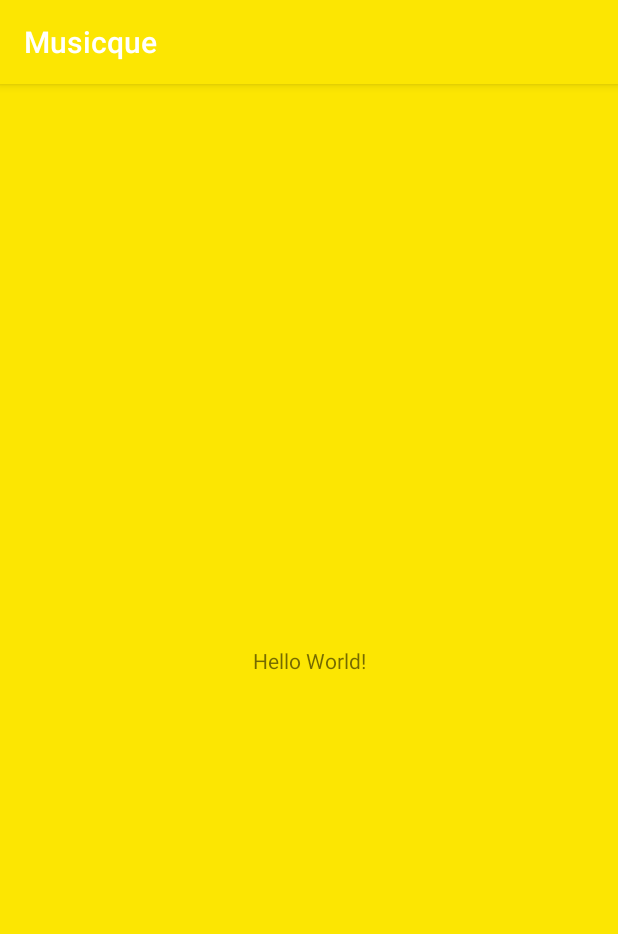
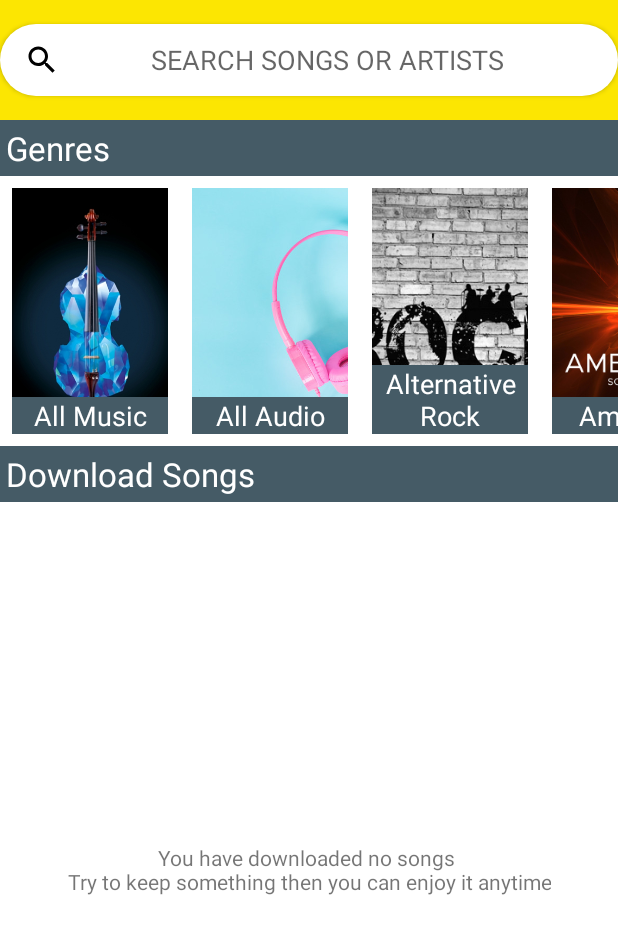
Before and after one commit to awesome-academy/Music_67, an Android app: the screen it shows after launch (MainActivity before the commit, HomeActivity after it), on a phone screen of 412 x 824 dp. Shown: the top 934 px of the screen. Run offline under Robolectric (Android 15) with nearby library versions, the phone set to English and light mode, and no system bars; pictures from the network do not load.

Commit message:
home ui and get genres data

```diff
--- a/app/build.gradle
+++ b/app/build.gradle
@@ -31,4 +31,7 @@ dependencies {
     testImplementation 'junit:junit:4.12'
     androidTestImplementation 'com.android.support.test:runner:1.0.2'
     androidTestImplementation 'com.android.support.test.espresso:espresso-core:3.0.2'
+    implementation 'com.android.support:recyclerview-v7:28.0.0'
+    implementation 'com.github.bumptech.glide:glide:4.9.0'
+    annotationProcessor 'com.github.bumptech.glide:compiler:4.9.0'
 }
--- a/app/src/main/AndroidManifest.xml
+++ b/app/src/main/AndroidManifest.xml
@@ -13,13 +13,16 @@
         android:roundIcon="@mipmap/ic_launcher_round"
         android:supportsRtl="true"
         android:theme="@style/SplashScreen">
-        <activity android:name=".MainActivity">
+        <activity
+            android:name=".ui.home.HomeActivity"
+            android:theme="@style/NoActionBar">
             <intent-filter>
                 <action android:name="android.intent.action.MAIN" />
 
                 <category android:name="android.intent.category.LAUNCHER" />
             </intent-filter>
         </activity>
+        <activity android:name=".MainActivity"/>
     </application>
 
 </manifest>
--- /dev/null
+++ b/app/src/main/java/com/example/music_67/ui/home/GenreAdapter.kt
@@ -0,0 +1,41 @@
+package com.example.music_67.ui.home
+
+import android.content.Context
+import android.support.v7.widget.RecyclerView
+import android.view.LayoutInflater
+import android.view.View
+import android.view.ViewGroup
+import com.bumptech.glide.Glide
+import com.example.music_67.R
+import com.example.music_67.data.model.Genre
+import kotlinx.android.synthetic.main.item_genre.view.*
+
+class GenreAdapter(val context: Context, private val genres: ArrayList<Genre>)
+	: RecyclerView.Adapter<GenreAdapter.ViewHolder>() {
+	override fun onCreateViewHolder(viewGroup: ViewGroup, viewType: Int): ViewHolder {
+		val view = LayoutInflater.from(context)
+				.inflate(R.layout.item_genre, viewGroup, false)
+		return ViewHolder(context, view)
+	}
+
+	override fun getItemCount(): Int {
+		return genres.size
+	}
+
+	override fun onBindViewHolder(viewHolder: ViewHolder, position: Int) {
+		val item = genres[position]
+		viewHolder.bindView(item)
+	}
+
+	class ViewHolder(val context: Context, genreView: View) : RecyclerView.ViewHolder(genreView) {
+		private val imageGenre = genreView.imageGenre
+		private val nameGenre = genreView.textNameGenre
+		fun bindView(genre: Genre) {
+			Glide.with(context)
+					.asBitmap()
+					.load(genre.imageId)
+					.into(imageGenre)
+			nameGenre.text = genre.name
+		}
+	}
+}
--- /dev/null
+++ b/app/src/main/java/com/example/music_67/ui/home/HomeActivity.kt
@@ -0,0 +1,50 @@
+package com.example.music_67.ui.home
+
+import android.support.v7.widget.DefaultItemAnimator
+import android.view.View
+import com.example.music_67.R
+import com.example.music_67.base.BaseActivity
+import com.example.music_67.data.model.Genre
+import kotlinx.android.synthetic.main.activity_home.*
+
+class HomeActivity : BaseActivity(), HomeScreenContract.View {
+	private lateinit var homePresenter: HomePresenter
+	private lateinit var genreAdapter: GenreAdapter
+	override fun getContentViewId(): Int = R.layout.activity_home
+	override fun onStart() {
+		super.onStart()
+		homePresenter = HomePresenter(this)
+		genreAdapter = GenreAdapter(this, homePresenter.genres as ArrayList<Genre>)
+		homePresenter.loadGenres()
+		recyclerGenres.apply {
+			adapter = genreAdapter
+			itemAnimator = DefaultItemAnimator()
+		}
+	}
+
+	override fun onTrackClicked(view: View) {
+
+	}
+
+	override fun showMiniPlaying(isTrackPlaying: Boolean, viewId: Int) {
+
+	}
+
+	override fun loadGenresSuccess() {
+		genreAdapter.notifyDataSetChanged()
+	}
+
+	override fun loadGenresFail() {
+
+	}
+
+	override fun loadDownloadedTracksSuccess() {
+
+	}
+
+	override fun loadDownloadedTracksFail() {
+
+	}
+
+	override fun getStringResource(id: Int): String = this.getString(id)
+}
--- /dev/null
+++ b/app/src/main/java/com/example/music_67/ui/home/HomePresenter.kt
@@ -0,0 +1,31 @@
+package com.example.music_67.ui.home
+
+import com.example.music_67.R
+import com.example.music_67.data.model.Genre
+
+class HomePresenter(private val view: HomeScreenContract.View) : HomeScreenContract.Presenter {
+	val genres: List<Genre> = ArrayList()
+	override fun loadGenres() {
+		addGenres()
+		view.loadDownloadedTracksSuccess()
+	}
+
+	override fun loadDownloadedTracks() {
+
+	}
+
+	private fun addGenres() {
+		(genres as ArrayList).add(Genre(view.getStringResource(R.string.title_all_music),
+				R.drawable.all_music_genre))
+		genres.add(Genre(view.getStringResource(R.string.title_all_audio),
+				R.drawable.all_audio_genre))
+		genres.add(Genre(view.getStringResource(R.string.title_alternative_rock),
+				R.drawable.alternative_rock_genre))
+		genres.add(Genre(view.getStringResource(R.string.title_ambient),
+				R.drawable.ambient_genre))
+		genres.add(Genre(view.getStringResource(R.string.title_country),
+				R.drawable.country_genre))
+		genres.add(Genre(view.getStringResource(R.string.title_classical),
+				R.drawable.classical_genre))
+	}
+}
--- a/app/src/main/java/com/example/music_67/ui/home/HomeScreenContract.kt
+++ b/app/src/main/java/com/example/music_67/ui/home/HomeScreenContract.kt
@@ -6,6 +6,7 @@ interface HomeScreenContract {
 		fun loadGenresFail()
 		fun loadDownloadedTracksSuccess()
 		fun loadDownloadedTracksFail()
+		fun getStringResource(id: Int): String
 	}
 
 	interface Presenter {
--- /dev/null
+++ b/app/src/main/res/drawable/bg_rectangle.xml
@@ -0,0 +1,5 @@
+<?xml version="1.0" encoding="utf-8"?>
+<shape xmlns:android="http://schemas.android.com/apk/res/android"
+    android:shape="rectangle">
+    <solid android:color="@color/color_primary" />
+</shape>
--- /dev/null
+++ b/app/src/main/res/drawable/bg_rounded_corner.xml
@@ -0,0 +1,5 @@
+<?xml version="1.0" encoding="utf-8"?>
+<shape xmlns:android="http://schemas.android.com/apk/res/android">
+    <solid android:color="@android:color/white" />
+    <corners android:radius="@dimen/dp_100" />
+</shape>
--- /dev/null
+++ b/app/src/main/res/layout/activity_home.xml
@@ -0,0 +1,87 @@
+<?xml version="1.0" encoding="utf-8"?>
+<android.support.constraint.ConstraintLayout xmlns:android="http://schemas.android.com/apk/res/android"
+    xmlns:app="http://schemas.android.com/apk/res-auto"
+    xmlns:tools="http://schemas.android.com/tools"
+    android:layout_width="match_parent"
+    android:layout_height="match_parent"
+    android:background="@android:color/white"
+    tools:context=".ui.home.HomeActivity">
+
+    <ImageView
+        android:id="@+id/imageView"
+        android:layout_width="0dp"
+        android:layout_height="@dimen/dp_80"
+        app:layout_constraintEnd_toEndOf="parent"
+        app:layout_constraintStart_toStartOf="parent"
+        app:layout_constraintTop_toTopOf="parent"
+        app:srcCompat="@drawable/bg_rectangle" />
+
+    <Button
+        android:id="@+id/button"
+        style="@style/TextAppearance.AppCompat.Medium"
+        android:layout_width="0dp"
+        android:layout_height="wrap_content"
+        android:background="@drawable/bg_rounded_corner"
+        android:drawableStart="@drawable/ic_search"
+        android:drawableLeft="@drawable/ic_search"
+        android:paddingStart="@dimen/dp_16"
+        android:paddingLeft="@dimen/dp_16"
+        android:paddingEnd="@dimen/dp_16"
+        android:text="@string/title_button_search"
+        app:layout_constraintBottom_toBottomOf="@id/imageView"
+        app:layout_constraintEnd_toEndOf="@id/imageView"
+        app:layout_constraintStart_toStartOf="@id/imageView"
+        app:layout_constraintTop_toTopOf="@id/imageView" />
+
+    <TextView
+        android:id="@+id/textGenres"
+        style="@style/TextAppearance.AppCompat.Large"
+        android:layout_width="0dp"
+        android:layout_height="wrap_content"
+        android:background="@color/color_accent"
+        android:gravity="left"
+        android:padding="@dimen/dp_4"
+        android:text="@string/title_genres"
+        android:textColor="@android:color/white"
+        app:layout_constraintEnd_toEndOf="parent"
+        app:layout_constraintStart_toStartOf="parent"
+        app:layout_constraintTop_toBottomOf="@id/imageView" />
+
+    <android.support.v7.widget.RecyclerView
+        android:id="@+id/recyclerGenres"
+        android:layout_width="0dp"
+        android:layout_height="wrap_content"
+        android:orientation="horizontal"
+        app:layoutManager="android.support.v7.widget.LinearLayoutManager"
+        app:layout_constraintEnd_toEndOf="parent"
+        app:layout_constraintHorizontal_bias="0.0"
+        app:layout_constraintStart_toStartOf="parent"
+        app:layout_constraintTop_toBottomOf="@id/textGenres"
+        tools:listitem="@layout/item_genre" />
+
+    <TextView
+        android:id="@+id/textDownload"
+        style="@style/TextAppearance.AppCompat.Large"
+        android:layout_width="0dp"
+        android:layout_height="wrap_content"
+        android:background="@color/color_accent"
+        android:gravity="left"
+        android:padding="@dimen/dp_4"
+        android:text="@string/title_download_songs"
+        android:textColor="@android:color/white"
+        app:layout_constraintEnd_toEndOf="parent"
+        app:layout_constraintStart_toStartOf="parent"
+        app:layout_constraintTop_toBottomOf="@id/recyclerGenres" />
+
+    <TextView
+        android:id="@+id/textEmptyList"
+        android:layout_width="wrap_content"
+        android:layout_height="wrap_content"
+        android:gravity="center"
+        android:text="@string/msg_empty_list"
+        app:layout_constraintBottom_toBottomOf="parent"
+        app:layout_constraintEnd_toEndOf="parent"
+        app:layout_constraintStart_toStartOf="parent"
+        app:layout_constraintTop_toBottomOf="@id/textDownload" />
+
+</android.support.constraint.ConstraintLayout>
--- a/app/src/main/res/layout/activity_main.xml
+++ b/app/src/main/res/layout/activity_main.xml
@@ -1,10 +1,10 @@
 <?xml version="1.0" encoding="utf-8"?>
 <android.support.constraint.ConstraintLayout xmlns:android="http://schemas.android.com/apk/res/android"
     xmlns:app="http://schemas.android.com/apk/res-auto"
-    android:background="@color/color_primary"
     xmlns:tools="http://schemas.android.com/tools"
     android:layout_width="match_parent"
     android:layout_height="match_parent"
+    android:background="@color/color_primary"
     tools:context=".MainActivity">
 
     <TextView
--- /dev/null
+++ b/app/src/main/res/layout/item_genre.xml
@@ -0,0 +1,35 @@
+<?xml version="1.0" encoding="utf-8"?>
+<android.support.constraint.ConstraintLayout xmlns:android="http://schemas.android.com/apk/res/android"
+    xmlns:app="http://schemas.android.com/apk/res-auto"
+    xmlns:tools="http://schemas.android.com/tools"
+    android:layout_width="@dimen/dp_120"
+    android:layout_height="@dimen/dp_180"
+    android:background="@android:color/white"
+    android:padding="@dimen/dp_8">
+
+    <ImageView
+        android:id="@+id/imageGenre"
+        android:layout_width="0dp"
+        android:layout_height="match_parent"
+        android:scaleType="centerCrop"
+        app:layout_constraintBottom_toBottomOf="parent"
+        app:layout_constraintEnd_toEndOf="parent"
+        app:layout_constraintStart_toStartOf="parent"
+        app:layout_constraintTop_toTopOf="parent"
+        app:srcCompat="@drawable/all_music_genre"
+        tools:src="@tools:sample/avatars" />
+
+    <TextView
+        android:id="@+id/textNameGenre"
+        style="@style/TextAppearance.AppCompat.Medium"
+        android:layout_width="0dp"
+        android:layout_height="wrap_content"
+        android:background="@color/color_accent"
+        android:gravity="center"
+        android:textColor="@android:color/white"
+        app:layout_constraintBottom_toBottomOf="parent"
+        app:layout_constraintEnd_toEndOf="parent"
+        app:layout_constraintStart_toStartOf="parent"
+        tools:text="@tools:sample/full_names" />
+
+</android.support.constraint.ConstraintLayout>
--- /dev/null
+++ b/app/src/main/res/values/dimens.xml
@@ -0,0 +1,10 @@
+<?xml version="1.0" encoding="utf-8"?>
+<resources>
+    <dimen name="dp_16">16dp</dimen>
+    <dimen name="dp_8">8dp</dimen>
+    <dimen name="dp_80">80dp</dimen>
+    <dimen name="dp_120">120dp</dimen>
+    <dimen name="dp_180">180dp</dimen>
+    <dimen name="dp_4">4dp</dimen>
+    <dimen name="dp_100">100dp</dimen>
+</resources>
--- a/app/src/main/res/values/strings.xml
+++ b/app/src/main/res/values/strings.xml
@@ -1,3 +1,14 @@
 <resources>
     <string name="app_name">Musicque</string>
+    <string name="title_button_search">Search Songs or Artists</string>
+    <string name="title_genres">Genres</string>
+    <string name="title_download_songs">Download Songs</string>
+    <string name="title_all_music">All Music</string>
+    <string name="title_all_audio">All Audio</string>
+    <string name="title_alternative_rock">Alternative Rock</string>
+    <string name="title_ambient">Ambient</string>
+    <string name="title_classical">Classical</string>
+    <string name="title_country">Country</string>
+    <string name="msg_empty_list">You have downloaded no songs
+        \nTry to keep something then you can enjoy it anytime</string>
 </resources>
--- a/app/src/main/res/values/styles.xml
+++ b/app/src/main/res/values/styles.xml
@@ -12,4 +12,10 @@
         <item name="android:windowBackground">@drawable/bg_splashscreen</item>
     </style>
 
+    <style name="NoActionBar" parent="Theme.AppCompat.Light.NoActionBar">
+        <item name="colorPrimary">@color/color_primary</item>
+        <item name="colorPrimaryDark">@color/color_primary_dark</item>
+        <item name="colorAccent">@color/color_accent</item>
+    </style>
+
 </resources>
```
